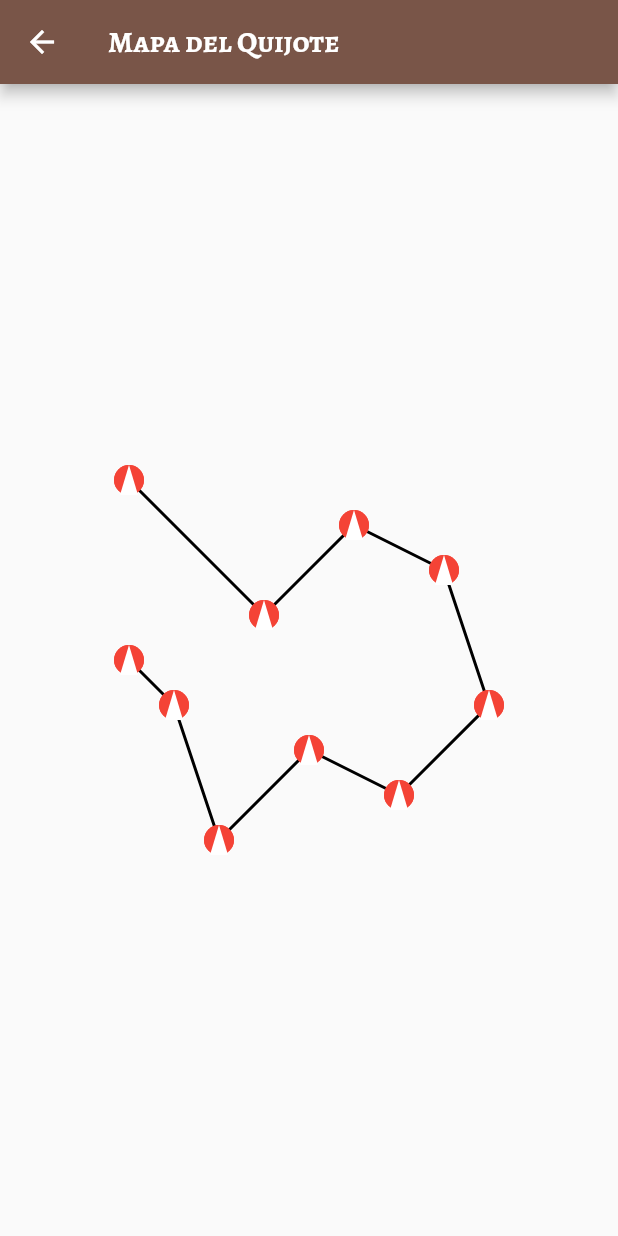
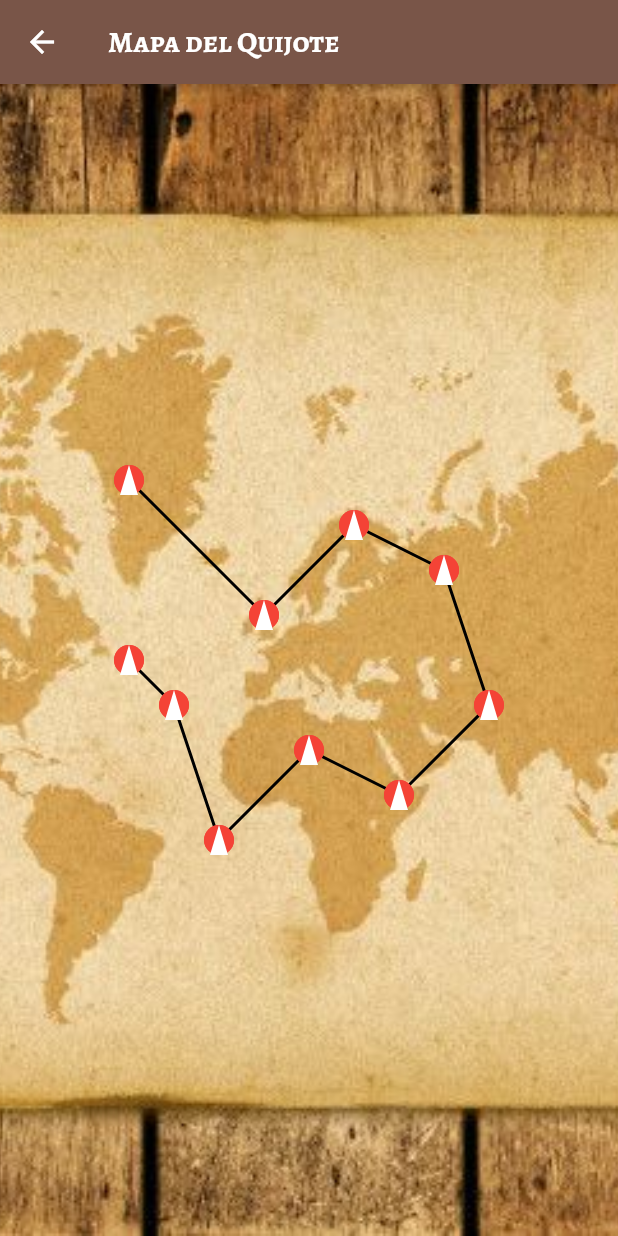
Before and after one commit to AndrePxd/flutter_juego, a Flutter app: the MenuScreen screen opened directly, after a tap on the "map" icon, on a phone screen of 412 x 824 dp. Run offline on Flutter 3.47's test engine with Material 2 defaults, Android fonts, the light colour scheme and no system bars; missing offline and left inert: flame.

Commit message:
cambios ligeros

```diff
--- a/lib/main.dart
+++ b/lib/main.dart
@@ -24,8 +24,8 @@ class MyApp extends StatelessWidget {
     return MaterialApp(
       title: 'El Quijote de la Mancha',
       theme: temaDonQuijote,
-      // home: LoginScreen(),
-      home: DragAndDropScreen(),
+      home: LoginScreen(),
+      // home: DragAndDropScreen(),
     );
   }
 }
--- a/lib/map.dart
+++ b/lib/map.dart
@@ -1,3 +1,5 @@
+// ignore_for_file: prefer_const_constructors
+
 import 'package:flutter/material.dart';
 
 void main() {
@@ -24,10 +26,18 @@ class MapScreen extends StatelessWidget {
       appBar: AppBar(
         title: Text('Mapa del Quijote'),
       ),
-      body: Center(
-        child: CustomPaint(
-          painter: MapPainter(),
-          size: Size(300, 300),
+      body: Container(
+        decoration: BoxDecoration(
+          image: DecorationImage(
+            image: AssetImage('assets/images/map_background.jpg'),
+            fit: BoxFit.cover,
+          ),
+        ),
+        child: Center(
+          child: CustomPaint(
+            painter: MapPainter(),
+            size: Size(300, 300),
+          ),
         ),
       ),
     );
--- a/lib/menu.dart
+++ b/lib/menu.dart
@@ -3,6 +3,7 @@
 import 'package:flutter/material.dart';
 
 import 'map.dart';
+import 'nivel1.dart';
 
 class MenuScreen extends StatelessWidget {
   int _monedas = 0;
@@ -240,7 +241,7 @@ class _NivelCardState extends State<NivelCard>
                 child: Center(
                   child: ElevatedButton(
                     onPressed: _toggleDificultades,
-                    child: Text('Jugar'),
+                    child: Text('Jugar\n ${widget.nivel}'),
                     style: ElevatedButton.styleFrom(
                       primary: Colors.brown,
                       shape: RoundedRectangleBorder(
@@ -358,7 +359,14 @@ class _DificultadDetalleWidgetState extends State<DificultadDetalleWidget> {
           ),
           Padding(padding: EdgeInsets.all(5)),
           ElevatedButton(
-            onPressed: () {},
+            onPressed: () {
+              Navigator.push(
+                context,
+                MaterialPageRoute(
+                  builder: (context) => GameScreen(),
+                ),
+              );
+            },
             child: Text('Iniciar'),
           ),
           ElevatedButton(
```
